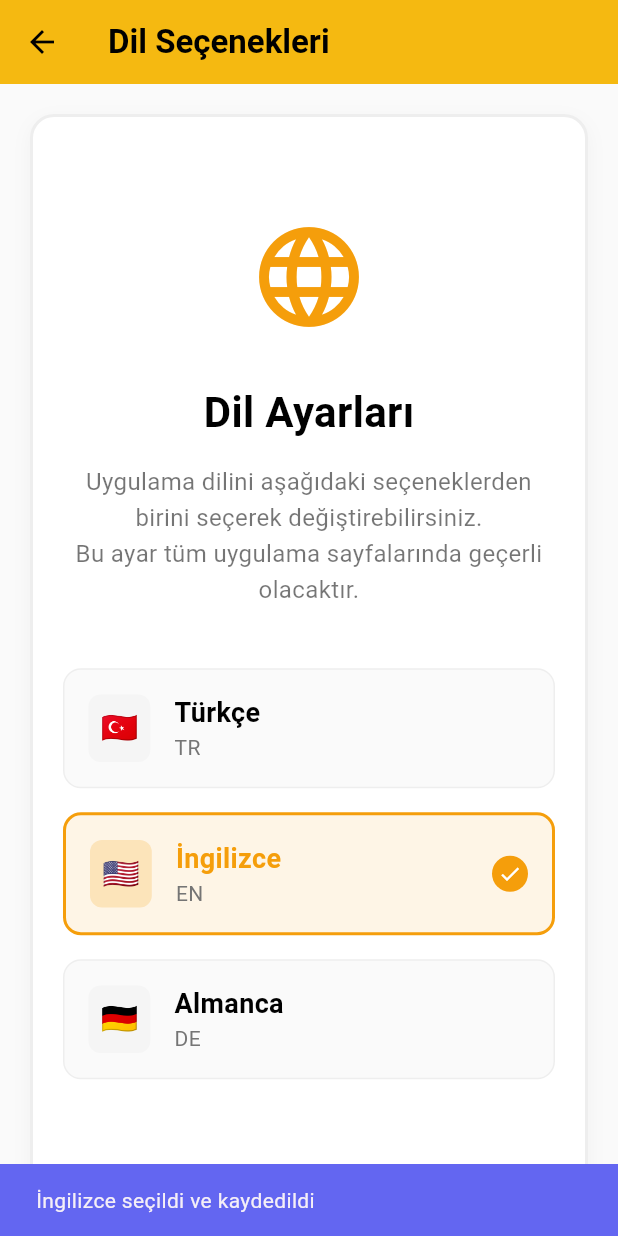
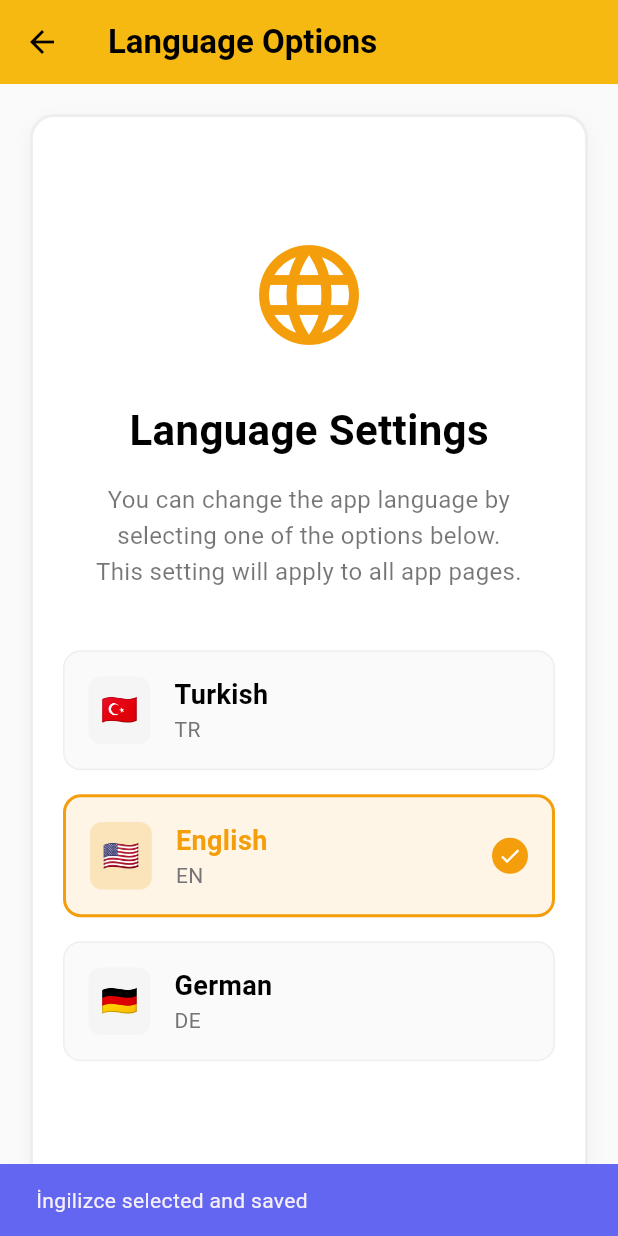
Before and after one commit to TarikKaravar/FXSwift, a Flutter app: the LanguageScreen screen opened directly, after a tap on "🇺🇸", on a phone screen of 412 x 824 dp. Run offline on Flutter 3.47's test engine with Material 3 defaults, Android fonts, the phone set to English and light mode, and no system bars; our stand-ins replace fl_chart, go_router, lottie, shared_preferences; accounts and stored records are empty; network calls fail.

Commit message:
Dil değiştirme sistemi eklendi
Diğer sayfalara entegre edilecek.

```diff
--- /dev/null
+++ b/lib/localization_provider.dart
@@ -0,0 +1,160 @@
+import 'package:flutter/material.dart';
+import 'package:shared_preferences/shared_preferences.dart';
+
+class LocalizationProvider extends ChangeNotifier {
+  String _currentLanguage = 'tr';
+
+  String get currentLanguage => _currentLanguage;
+
+  // Dil çevirileri
+  static const Map<String, Map<String, String>> _localizedStrings = {
+    'tr': {
+      'settings': 'Ayarlar',
+      'settings_description': 'Uygulama tercihlerinizi buradan yönetebilirsiniz',
+      'profile': 'Profil',
+      'app_theme': 'Uygulama Teması',
+      'language_options': 'Dil Seçenekleri',
+      'version': 'Sürüm 1.0.0',
+      'currency_converter': 'Döviz Çevirici',
+      'language_settings': 'Dil Ayarları',
+      'language_description': 'Uygulama dilini aşağıdaki seçeneklerden birini seçerek değiştirebilirsiniz.\nBu ayar tüm uygulama sayfalarında geçerli olacaktır.',
+      'language_selected': 'seçildi ve kaydedildi',
+      'turkish': 'Türkçe',
+      'english': 'İngilizce',
+      'german': 'Almanca',
+      'app_themee': 'Uygulama Teması',
+      'theme_settings': 'Tema Ayarları',
+      'theme_txt': 'Uygulama temasını aşağıdaki düğme ile değiştirebilirsiniz. Bu ayar tüm uygulama sayfalarında geçerli olacaktır.',
+      'dark_mode': 'Karanlık Mod',
+      'off': 'Kapalı',
+      'on': 'Açık',
+      'theme_txt2': 'Tema tercihiniz otomatik olarak kaydedilir ve tüm sayfalarda uygulanır.',
+      'example_txt': 'Örnek Döviz Kartı',
+      // ThemeScreen translations
+      'theme_screen_title': 'Uygulama Teması',
+      // SwapScreen translations
+      'currency_converter_tab': 'Döviz Çevirici',
+      'select_currency': 'Para Birimi Seç',
+      'last_updated': 'Son Güncelleme: ',
+      'not_updated_yet': 'Henüz güncellenmedi',
+      'usd': 'Amerikan Doları',
+      'try': 'Türk Lirası',
+      'eur': 'Avrupa Eurosu',
+      'gbp': 'İngiliz Sterlini',
+      'jpy': 'Japon Yeni',
+      'chf': 'İsviçre Frangı',
+      'cad': 'Kanada Doları',
+      'aud': 'Avustralya Doları',
+      'namekey': 'ASDASDASD',
+
+    },
+    'en': {
+      'settings': 'Settings',
+      'settings_description': 'You can manage your app preferences here',
+      'profile': 'Profile',
+      'app_theme': 'App Theme',
+      'language_options': 'Language Options',
+      'version': 'Version 1.0.0',
+      'currency_converter': 'Currency Converter',
+      'language_settings': 'Language Settings',
+      'language_description': 'You can change the app language by selecting one of the options below.\nThis setting will apply to all app pages.',
+      'language_selected': 'selected and saved',
+      'turkish': 'Turkish',
+      'english': 'English',
+      'german': 'German',
+      'app_themee': 'App Theme',
+      'theme_settings': 'Theme Setting',
+      'theme_txt': 'You can change the app theme with the button below. This setting will apply to all app pages.',
+      'dark_mode': 'Dark Mode',
+      'off': 'Off',
+      'on': 'On',
+      'theme_txt2': 'Your theme preference will be automatically saved and applied to all pages.',
+      'example_txt': 'Sample Currency Card',
+      // ThemeScreen translations
+      'theme_screen_title': 'App Theme',
+      // SwapScreen translations
+      'currency_converter_tab': 'Currency Converter',
+      'select_currency': 'Select Currency',
+      'last_updated': 'Last Updated: ',
+      'not_updated_yet': 'Not updated yet',
+      'usd': 'American Dollar',
+      'try': 'Turkish Lira',
+      'eur': 'Euro',
+      'gbp': 'British Pound',
+      'jpy': 'Japanese Yen',
+      'chf': 'Swiss Franc',
+      'cad': 'Canadian Dollar',
+      'aud': 'Australian Dollar',
+      'namekey': 'ASDASDASD',
+
+    },
+    'de': {
+      'settings': 'Einstellungen',
+      'settings_description': 'Sie können Ihre App-Einstellungen hier verwalten',
+      'profile': 'Profil',
+      'app_theme': 'App-Thema',
+      'language_options': 'Sprachoptionen',
+      'version': 'Version 1.0.0',
+      'currency_converter': 'Währungsumrechner',
+      'language_settings': 'Spracheinstellungen',
+      'language_description': 'Sie können die App-Sprache ändern, indem Sie eine der folgenden Optionen auswählen.\nDiese Einstellung gilt für alle App-Seiten.',
+      'language_selected': 'ausgewählt und gespeichert',
+      'turkish': 'Türkisch',
+      'english': 'Englisch',
+      'german': 'Deutsch',
+      'app_themee': 'App-Thema',
+      'theme_settings': 'Themen-Einstellungen',
+      'theme_txt': 'Sie können das App-Thema mit der Schaltfläche unten ändern. Diese Einstellung gilt für alle App-Seiten.',
+      'dark_mode': 'Dunkelmodus',
+      'off': 'Aus',
+      'on': 'Ein',
+      'theme_txt2': 'Ihre Themenpräferenz wird automatisch gespeichert und auf allen Seiten angewendet.',
+      'example_txt': 'Beispiel-Währungskarte',
+      // ThemeScreen translations
+      'theme_screen_title': 'App-Thema',
+      // SwapScreen translations
+      'currency_converter_tab': 'Währungsumrechner',
+      'select_currency': 'Währung auswählen',
+      'last_updated': 'Letzte Aktualisierung: ',
+      'not_updated_yet': 'Noch nicht aktualisiert',
+      'usd': 'US-Dollar',
+      'try': 'Türkische Lira',
+      'eur': 'Euro',
+      'gbp': 'Britisches Pfund',
+      'jpy': 'Japanischer Yen',
+      'chf': 'Schweizer Franken',
+      'cad': 'Kanadischer Dollar',
+      'aud': 'Australischer Dollar',
+      'namekey': 'ASDASDASD',
+
+    },
+  };
+
+  LocalizationProvider() {
+    _loadLanguage();
+  }
+
+  // Kaydedilmiş dili yükle
+  Future<void> _loadLanguage() async {
+    final prefs = await SharedPreferences.getInstance();
+    final savedLanguageCode = prefs.getString('language_code') ?? 'tr';
+    _currentLanguage = savedLanguageCode;
+    notifyListeners();
+  }
+
+  // Dil değiştir ve kaydet
+  Future<void> changeLanguage(String languageCode) async {
+    _currentLanguage = languageCode;
+    final prefs = await SharedPreferences.getInstance();
+    await prefs.setString('language_code', languageCode);
+    notifyListeners();
+  }
+
+  // Çeviri al
+  String translate(String key) {
+    return _localizedStrings[_currentLanguage]?[key] ?? key;
+  }
+
+  // Kısa method
+  String t(String key) => translate(key);
+}
--- a/lib/main.dart
+++ b/lib/main.dart
@@ -2,13 +2,16 @@ import 'package:flutter/material.dart';
 import 'package:flutter_app/core/routes.dart';
 import 'package:flutter_app/screens/loading_screen.dart';
 import 'package:flutter_app/theme_provider.dart';
-import 'package:flutter_app/theme_provider.dart'; // BURASI ÖNEMLİ
-import 'package:provider/provider.dart'; // BURASI DA
+import 'package:flutter_app/localization_provider.dart'; // YENİ EKLENEN
+import 'package:provider/provider.dart';
 
 void main() {
   runApp(
-    ChangeNotifierProvider(
-      create: (_) => ThemeProvider(),
+    MultiProvider( // ChangeNotifierProvider yerine MultiProvider kullan
+      providers: [
+        ChangeNotifierProvider(create: (_) => ThemeProvider()),
+        ChangeNotifierProvider(create: (_) => LocalizationProvider()), // YENİ EKLENEN
+      ],
       child: const FXSwiftApp(),
     ),
   );
@@ -50,16 +53,21 @@ class _SplashWrapperState extends State<SplashWrapper> {
   @override
   Widget build(BuildContext context) {
     if (_showRouter) {
+      return Consumer<ThemeProvider>( // ThemeProvider'ı dinle
+        builder: (context, themeProvider, child) {
           return MaterialApp.router(
-        routerConfig: router, // News route burada tanımlı
+            routerConfig: router,
             debugShowCheckedModeBanner: false,
             theme: ThemeData(
               primarySwatch: Colors.blue,
               fontFamily: 'Roboto',
+              brightness: themeProvider.isDarkMode ? Brightness.dark : Brightness.light, // Tema desteği
             ),
           );
+        },
+      );
     } else {
-      return const LoadingScreen(); // Splash gösteriliyor
+      return const LoadingScreen();
     }
   }
 }
--- a/lib/screens/language_screen.dart
+++ b/lib/screens/language_screen.dart
@@ -2,6 +2,7 @@ import 'package:flutter/material.dart';
 import 'package:provider/provider.dart';
 import 'package:shared_preferences/shared_preferences.dart';
 import '../theme_provider.dart';
+import '../localization_provider.dart'; // Yeni eklenen import
 
 class LanguageScreen extends StatefulWidget {
   const LanguageScreen({super.key});
@@ -13,12 +14,12 @@ class LanguageScreen extends StatefulWidget {
 class _LanguageScreenState extends State<LanguageScreen> with TickerProviderStateMixin {
   late AnimationController _animationController;
   late Animation<double> _scaleAnimation;
-  String selectedLanguage = 'Türkçe';
+  String selectedLanguageCode = 'tr'; // Dil kodunu takip ediyoruz
 
   final List<Map<String, String>> languages = [
-    {'name': 'Türkçe', 'code': 'TR', 'flag': '🇹🇷'},
-    {'name': 'İngilizce', 'code': 'EN', 'flag': '🇺🇸'},
-    {'name': 'Almanca', 'code': 'DE', 'flag': '🇩🇪'},
+    {'name_key': 'turkish', 'code': 'tr', 'flag': '🇹🇷'},
+    {'name_key': 'english', 'code': 'en', 'flag': '🇺🇸'},
+    {'name_key': 'german', 'code': 'de', 'flag': '🇩🇪'},
   ];
 
   @override
@@ -41,16 +42,10 @@ class _LanguageScreenState extends State<LanguageScreen> with TickerProviderStat
   // Kaydedilmiş dili yükle
   Future<void> _loadSelectedLanguage() async {
     final prefs = await SharedPreferences.getInstance();
-    final savedLanguage = prefs.getString('selected_language') ?? 'Türkçe';
+    final savedLanguageCode = prefs.getString('language_code') ?? 'tr';
     setState(() {
-      selectedLanguage = savedLanguage;
+      selectedLanguageCode = savedLanguageCode;
     });
-  }
-
-  // Seçilen dili kaydet
-  Future<void> _saveSelectedLanguage(String language) async {
-    final prefs = await SharedPreferences.getInstance();
-    await prefs.setString('selected_language', language);
   }
 
   @override
@@ -59,13 +54,14 @@ class _LanguageScreenState extends State<LanguageScreen> with TickerProviderStat
     super.dispose();
   }
 
-  void _selectLanguage(String language) async {
+  void _selectLanguage(String languageCode, String languageName) async {
     setState(() {
-      selectedLanguage = language;
+      selectedLanguageCode = languageCode;
     });
 
-    // Dili kaydet
-    await _saveSelectedLanguage(language);
+    // LocalizationProvider'ı güncelle
+    final localizationProvider = Provider.of<LocalizationProvider>(context, listen: false);
+    await localizationProvider.changeLanguage(languageCode);
 
     _animationController.forward().then((_) {
       _animationController.reverse();
@@ -73,7 +69,7 @@ class _LanguageScreenState extends State<LanguageScreen> with TickerProviderStat
 
     ScaffoldMessenger.of(context).showSnackBar(
       SnackBar(
-        content: Text('$language seçildi ve kaydedildi'),
+        content: Text('$languageName ${localizationProvider.t('language_selected')}'),
         duration: const Duration(seconds: 2),
         backgroundColor: const Color(0xFF6366F1),
       ),
@@ -82,15 +78,16 @@ class _LanguageScreenState extends State<LanguageScreen> with TickerProviderStat
 
   @override
   Widget build(BuildContext context) {
-    return Consumer<ThemeProvider>(
-      builder: (context, themeProvider, child) {
+    return Consumer2<ThemeProvider, LocalizationProvider>(
+      builder: (context, themeProvider, localizationProvider, child) {
         final isDark = themeProvider.isDarkMode;
+        final loc = localizationProvider; // Kısaltma için
 
         return Scaffold(
           backgroundColor: isDark ? const Color(0xFF1A1A1A) : Colors.grey[50],
           appBar: AppBar(
             title: Text(
-              'Dil Seçenekleri',
+              loc.t('language_options'), // Çeviri eklendi
               style: TextStyle(
                 color: isDark ? Colors.white : Colors.black,
                 fontWeight: FontWeight.bold,
@@ -145,7 +142,7 @@ class _LanguageScreenState extends State<LanguageScreen> with TickerProviderStat
                 ),
                 const SizedBox(height: 30),
                 Text(
-                  'Dil Ayarları',
+                  loc.t('language_settings'), // Çeviri eklendi
                   style: TextStyle(
                     fontSize: 28,
                     fontWeight: FontWeight.bold,
@@ -154,7 +151,7 @@ class _LanguageScreenState extends State<LanguageScreen> with TickerProviderStat
                 ),
                 const SizedBox(height: 15),
                 Text(
-                  'Uygulama dilini aşağıdaki seçeneklerden birini seçerek değiştirebilirsiniz.\nBu ayar tüm uygulama sayfalarında geçerli olacaktır.',
+                  loc.t('language_description'), // Çeviri eklendi
                   style: TextStyle(
                     fontSize: 16,
                     color: isDark ? Colors.grey[300] : Colors.black54,
@@ -166,13 +163,15 @@ class _LanguageScreenState extends State<LanguageScreen> with TickerProviderStat
 
                 // Dil seçenekleri
                 ...languages.map((language) {
-                  final isSelected = selectedLanguage == language['name'];
+                  final isSelected = selectedLanguageCode == language['code'];
+                  final languageName = loc.t(language['name_key']!); // Çeviri kullanıyoruz
+
                   return Container(
                     margin: const EdgeInsets.only(bottom: 16),
                     child: Material(
                       color: Colors.transparent,
                       child: InkWell(
-                        onTap: () => _selectLanguage(language['name']!),
+                        onTap: () => _selectLanguage(language['code']!, languageName),
                         borderRadius: BorderRadius.circular(12),
                         child: Container(
                           padding: const EdgeInsets.all(16),
@@ -221,7 +220,7 @@ class _LanguageScreenState extends State<LanguageScreen> with TickerProviderStat
                                   crossAxisAlignment: CrossAxisAlignment.start,
                                   children: [
                                     Text(
-                                      language['name']!,
+                                      languageName, // Çevrilmiş dil adı
                                       style: TextStyle(
                                         fontSize: 18,
                                         fontWeight: FontWeight.w600,
@@ -233,7 +232,7 @@ class _LanguageScreenState extends State<LanguageScreen> with TickerProviderStat
                                       ),
                                     ),
                                     Text(
-                                      language['code']!,
+                                      language['code']!.toUpperCase(),
                                       style: TextStyle(
                                         fontSize: 14,
                                         color: isDark ? Colors.grey[300] : Colors.grey[600],
@@ -265,8 +264,6 @@ class _LanguageScreenState extends State<LanguageScreen> with TickerProviderStat
                     ),
                   );
                 }).toList(),
-
-
               ],
             ),
           ),
--- a/lib/screens/settings_screen.dart
+++ b/lib/screens/settings_screen.dart
@@ -1,6 +1,7 @@
 import 'package:flutter/material.dart';
 import 'package:provider/provider.dart';
 import '../theme_provider.dart';
+import '../localization_provider.dart'; // Yeni eklenen import
 import 'profile_screen.dart';
 import 'theme_screen.dart';
 import 'language_screen.dart';
@@ -10,9 +11,10 @@ class SettingsScreen extends StatelessWidget {
 
   @override
   Widget build(BuildContext context) {
-    return Consumer<ThemeProvider>(
-      builder: (context, themeProvider, child) {
+    return Consumer2<ThemeProvider, LocalizationProvider>(
+      builder: (context, themeProvider, localizationProvider, child) {
         final isDark = themeProvider.isDarkMode;
+        final loc = localizationProvider; // Kısaltma için
 
         return Scaffold(
           backgroundColor: isDark ? const Color(0xFF1A1A1A) : Colors.grey[50],
@@ -78,7 +80,7 @@ class SettingsScreen extends StatelessWidget {
                     ),
                     const SizedBox(height: 8),
                     Text(
-                      'Döviz Çevirici',
+                      loc.t('currency_converter'), // Çeviri eklendi
                       textAlign: TextAlign.center,
                       style: TextStyle(
                         color: isDark ? Colors.grey[400] : Colors.grey[600],
@@ -116,7 +118,7 @@ class SettingsScreen extends StatelessWidget {
                     mainAxisAlignment: MainAxisAlignment.center,
                     children: [
                       Text(
-                        'Ayarlar',
+                        loc.t('settings'), // Çeviri eklendi
                         style: TextStyle(
                           fontSize: 24,
                           fontWeight: FontWeight.bold,
@@ -125,7 +127,7 @@ class SettingsScreen extends StatelessWidget {
                       ),
                       const SizedBox(height: 8),
                       Text(
-                        'Uygulama tercihlerinizi buradan yönetebilirsiniz',
+                        loc.t('settings_description'), // Çeviri eklendi
                         style: TextStyle(
                           fontSize: 14,
                           color: isDark ? Colors.grey[400] : Colors.grey[600],
@@ -136,7 +138,7 @@ class SettingsScreen extends StatelessWidget {
 
                       _buildSettingsButton(
                         context,
-                        'Profil',
+                        loc.t('profile'), // Çeviri eklendi
                         Icons.person_outline,
                         () => _navigateToProfile(context),
                         isDark,
@@ -145,7 +147,7 @@ class SettingsScreen extends StatelessWidget {
 
                       _buildSettingsButton(
                         context,
-                        'Uygulama Teması',
+                        loc.t('app_theme'), // Çeviri eklendi
                         isDark ? Icons.nightlight_round : Icons.wb_sunny,
                         () => _navigateToTheme(context),
                         isDark,
@@ -154,7 +156,7 @@ class SettingsScreen extends StatelessWidget {
 
                       _buildSettingsButton(
                         context,
-                        'Dil Seçenekleri',
+                        loc.t('language_options'), // Çeviri eklendi
                         Icons.language_outlined,
                         () => _navigateToLanguage(context),
                         isDark,
@@ -168,7 +170,7 @@ class SettingsScreen extends StatelessWidget {
               Padding(
                 padding: const EdgeInsets.all(20),
                 child: Text(
-                  'Sürüm 1.0.0',
+                  loc.t('version'), // Çeviri eklendi
                   style: TextStyle(
                     fontSize: 12,
                     color: isDark ? Colors.grey[500] : Colors.grey[500],
--- a/lib/services/currency_service.dart
+++ b/lib/services/currency_service.dart
@@ -2,7 +2,7 @@ import 'dart:convert';
 import 'package:http/http.dart' as http;
 
 class CurrencyService {
-  static const String _apiKey = 'YOUR_API_KEY'; // Buraya kendi API key'ini koy
+  static const String _apiKey = ''; // Buraya kendi API key'ini koy
 
   static Future<Map<String, double>> fetchPopularRates(String base) async {
     final url = Uri.parse(
--- a/pubspec.yaml
+++ b/pubspec.yaml
@@ -18,6 +18,7 @@ dependencies:
   fl_chart: ^0.66.0
   intl: ^0.18.1
   url_launcher: ^6.1.10
+  flutter_gen: ^5.10.0
 
 dev_dependencies:
   flutter_test:
```
Also changed, not shown: pubspec.lock. Lines whose indentation alone changed are shown as unchanged.
